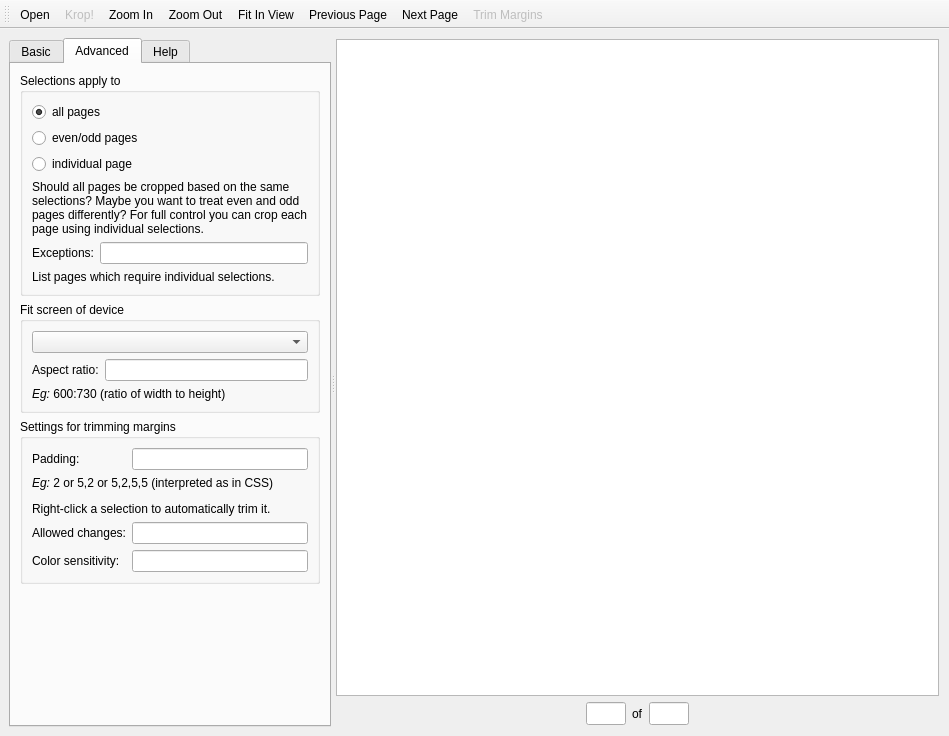
Above: krop/mainwindow.ui from arminstraub/krop before the change. Below: the same form after it.
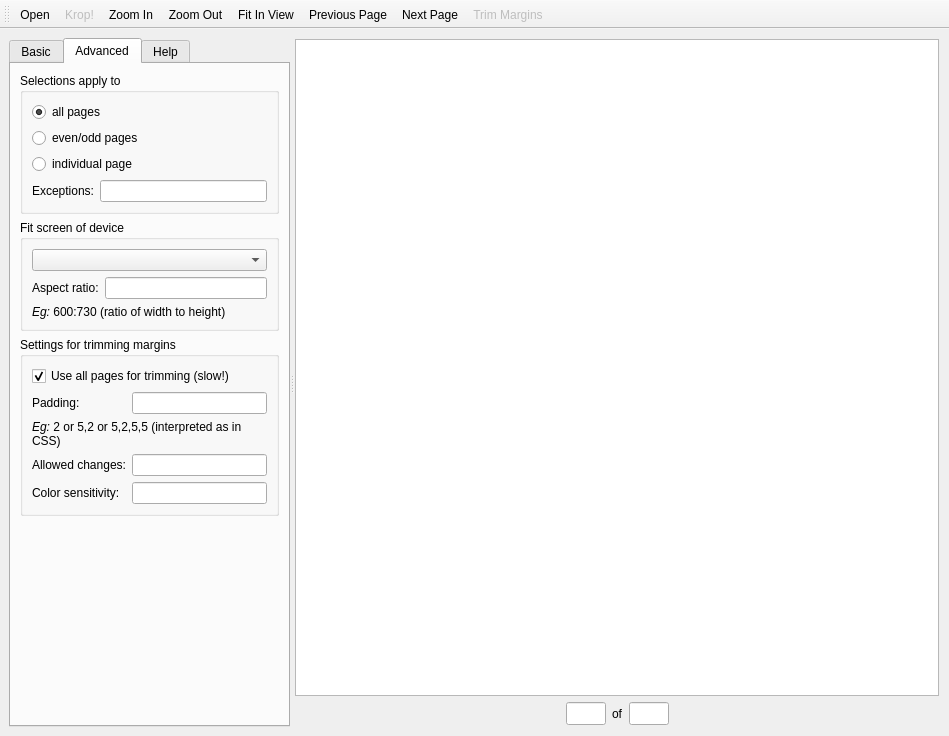
That is the form after the change. The open tabs and pages were chosen to show the change.

Commit message: Auto trimming margins can now inspect all pages

The edit to the form file:
```diff
--- a/krop/mainwindow.ui
+++ b/krop/mainwindow.ui
@@ -229,30 +229,17 @@
               </property>
              </widget>
             </item>
-            <item row="3" column="0" colspan="2">
-             <widget class="QLabel" name="labelSelHelp">
-              <property name="text">
-               <string>Should all pages be cropped based on the same selections? Maybe you want to treat even and odd pages differently? For full control you can crop each page using individual selections.</string>
-              </property>
-              <property name="wordWrap">
-               <bool>true</bool>
-              </property>
-             </widget>
-            </item>
-            <item row="4" column="0">
+            <item row="3" column="0">
              <widget class="QLabel" name="labelSelExceptions">
               <property name="text">
                <string>Exceptions:</string>
               </property>
              </widget>
             </item>
-            <item row="4" column="1">
-             <widget class="QLineEdit" name="editSelExceptions"/>
-            </item>
-            <item row="5" column="0" colspan="2">
-             <widget class="QLabel" name="labelSelExceptionsHelp">
-              <property name="text">
-               <string>List pages which require individual selections.</string>
+            <item row="3" column="1">
+             <widget class="QLineEdit" name="editSelExceptions">
+              <property name="toolTip">
+               <string>&lt;p&gt;List pages which require individual selections.&lt;/p&gt;</string>
               </property>
              </widget>
             </item>
@@ -306,35 +293,45 @@
            <property name="title">
             <string>Settings for trimming margins</string>
            </property>
-           <layout class="QFormLayout" name="formLayout_2">
-            <property name="fieldGrowthPolicy">
-             <enum>QFormLayout::ExpandingFieldsGrow</enum>
-            </property>
-            <item row="0" column="0">
+           <layout class="QGridLayout" name="gridLayout_3">
+            <item row="0" column="0" colspan="2">
+             <widget class="QCheckBox" name="checkTrimUseAllPages">
+              <property name="toolTip">
+               <string>&lt;p&gt;If selected, all pages will be inspected (which can be very slow!) in order to determine the margins for auto trimming. Otherwise, only the current page is inspected.&lt;/p&gt;</string>
+              </property>
+              <property name="text">
+               <string>Use all pages for trimming (slow!)</string>
+              </property>
+              <property name="checked">
+               <bool>true</bool>
+              </property>
+             </widget>
+            </item>
+            <item row="1" column="0">
              <widget class="QLabel" name="labelPadding">
               <property name="text">
                <string>Padding:</string>
               </property>
              </widget>
             </item>
-            <item row="0" column="1">
+            <item row="1" column="1">
              <widget class="QLineEdit" name="editPadding">
               <property name="text">
                <string/>
               </property>
              </widget>
             </item>
-            <item row="1" column="0" colspan="2">
+            <item row="2" column="0" colspan="2">
              <widget class="QLabel" name="labelTrimMarginsEg">
               <property name="text">
-               <string>&lt;html&gt;&lt;head/&gt;&lt;body&gt;&lt;p&gt;&lt;span style=&quot; font-style:italic;&quot;&gt;Eg:&lt;/span&gt; 2 or 5,2 or 5,2,5,5 (interpreted as in CSS)&lt;/p&gt;&lt;p&gt;Right-click a selection to automatically trim it.&lt;/p&gt;&lt;/body&gt;&lt;/html&gt;</string>
+               <string>&lt;html&gt;&lt;head/&gt;&lt;body&gt;&lt;p&gt;&lt;span style=&quot; font-style:italic;&quot;&gt;Eg:&lt;/span&gt; 2 or 5,2 or 5,2,5,5 (interpreted as in CSS)&lt;/p&gt;&lt;/body&gt;&lt;/html&gt;</string>
               </property>
               <property name="wordWrap">
                <bool>true</bool>
               </property>
              </widget>
             </item>
-            <item row="2" column="0">
+            <item row="3" column="0">
              <widget class="QLabel" name="labelAllowedChanges">
               <property name="enabled">
                <bool>true</bool>
@@ -344,14 +341,14 @@
               </property>
              </widget>
             </item>
-            <item row="2" column="1">
+            <item row="3" column="1">
              <widget class="QLineEdit" name="editAllowedChanges">
               <property name="enabled">
                <bool>true</bool>
               </property>
              </widget>
             </item>
-            <item row="3" column="0">
+            <item row="4" column="0">
              <widget class="QLabel" name="labelSensitivity">
               <property name="enabled">
                <bool>true</bool>
@@ -361,7 +358,7 @@
               </property>
              </widget>
             </item>
-            <item row="3" column="1">
+            <item row="4" column="1">
              <widget class="QLineEdit" name="editSensitivity">
               <property name="enabled">
                <bool>true</bool>
```
Left out of the diff: 28 changed lines with no effect on the pictures. The commit also changes 7 other files.
